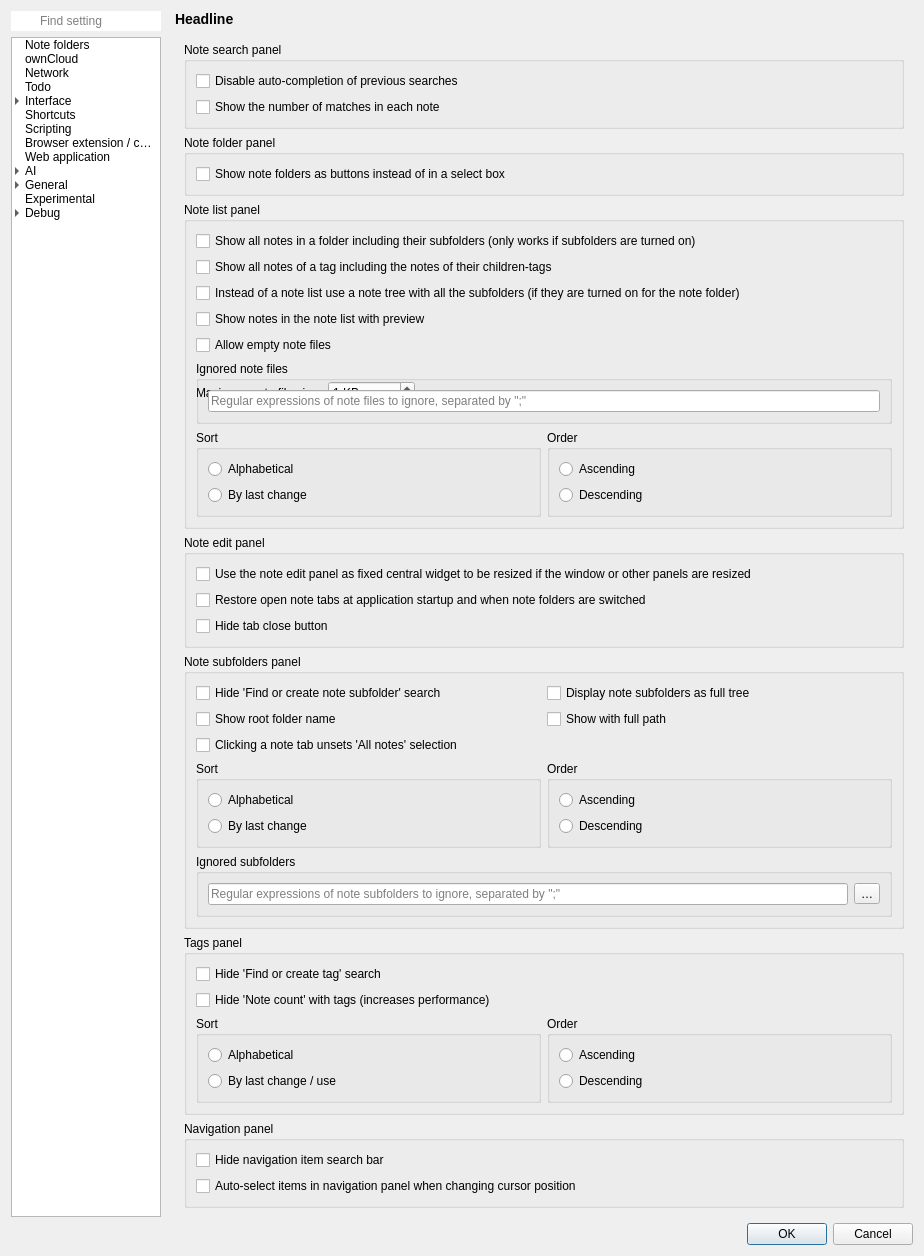
This is src/dialogs/settingsdialog.ui in dwongdev/QOwnNotes as Qt 5 draws it before an edit. The edited form follows.
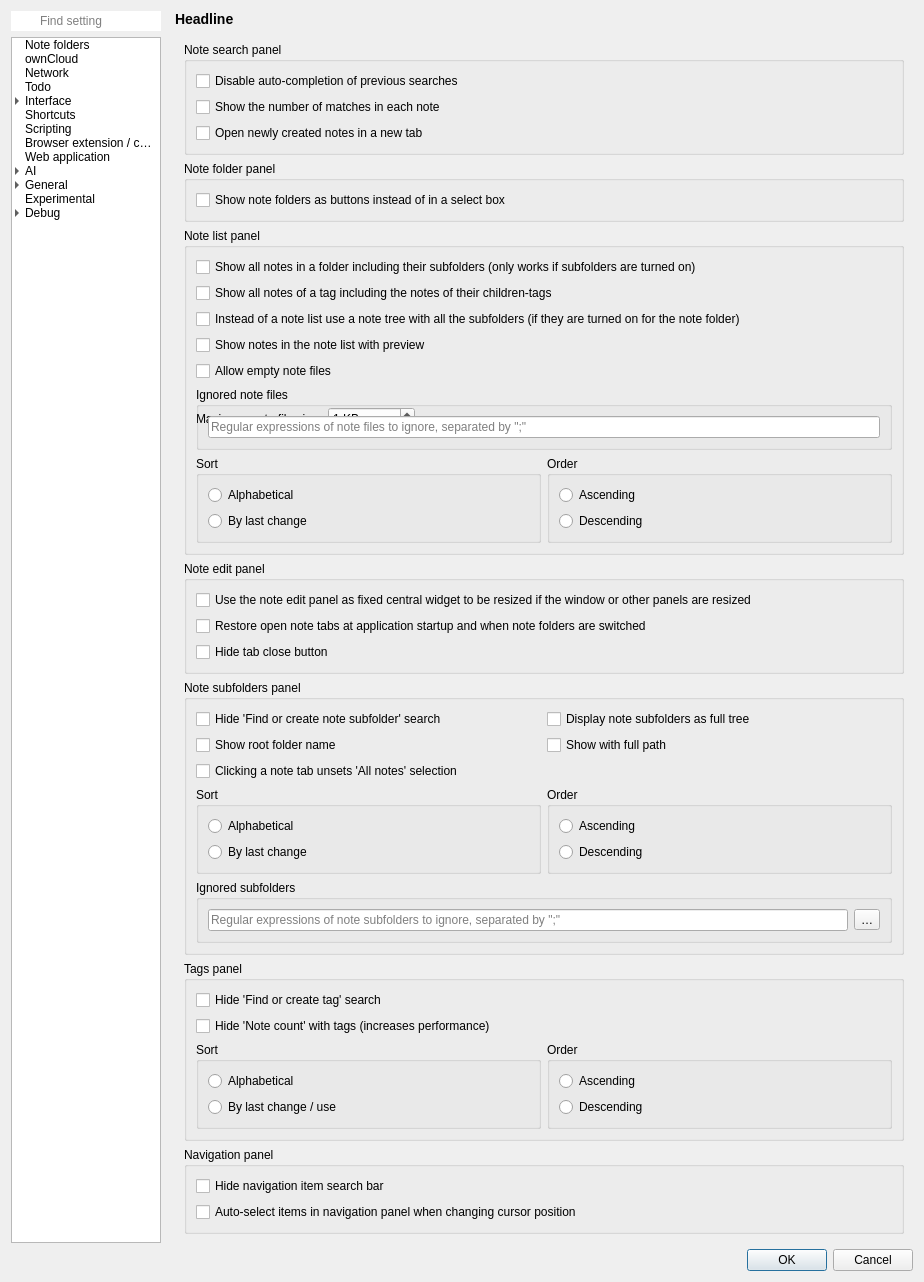
This is the edited form. The open tabs and pages were chosen to show the change. Icons and pictures are not drawn. Custom widgets are drawn as their Qt base class.

Commit message: #2385 settings: add new-tab option for new notes

```diff
--- a/src/dialogs/settingsdialog.ui
+++ b/src/dialogs/settingsdialog.ui
@@ -6428,6 +6428,13 @@
                   </property>
                  </widget>
                 </item>
+                 <item row="2" column="1">
+                  <widget class="QCheckBox" name="noteSearchPanelOpenCreatedNotesInNewTabCheckBox">
+                   <property name="text">
+                    <string>Open newly created notes in a new tab</string>
+                   </property>
+                  </widget>
+                 </item>
                </layout>
               </widget>
              </item>
```
Lines whose indentation alone changed are shown as unchanged. The commit also changes 3 other files.
